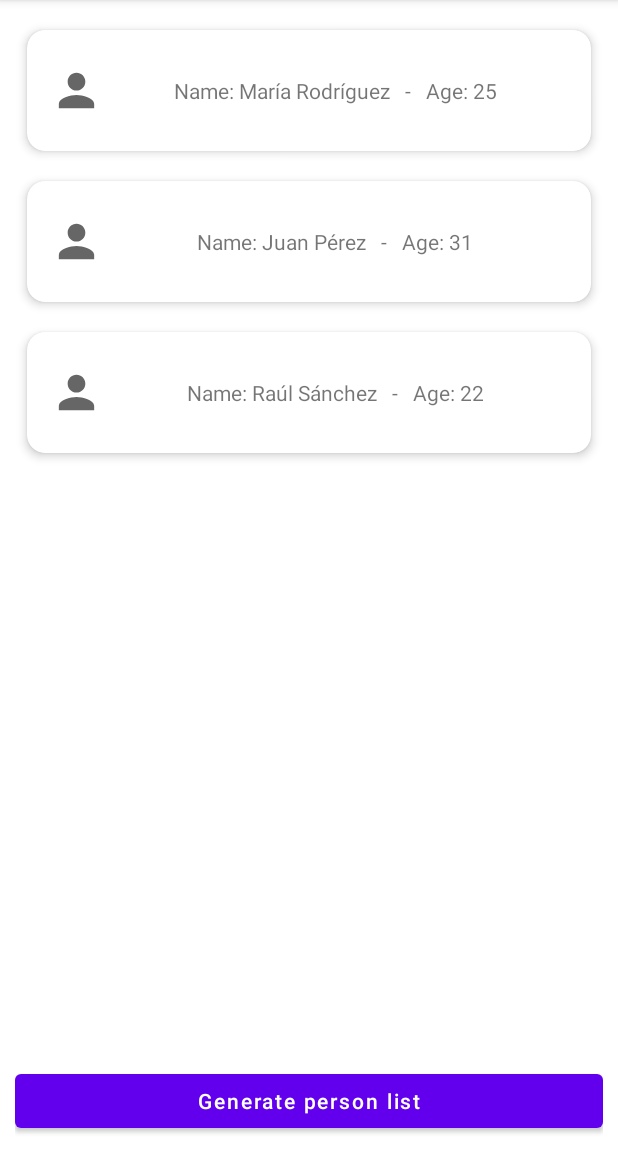
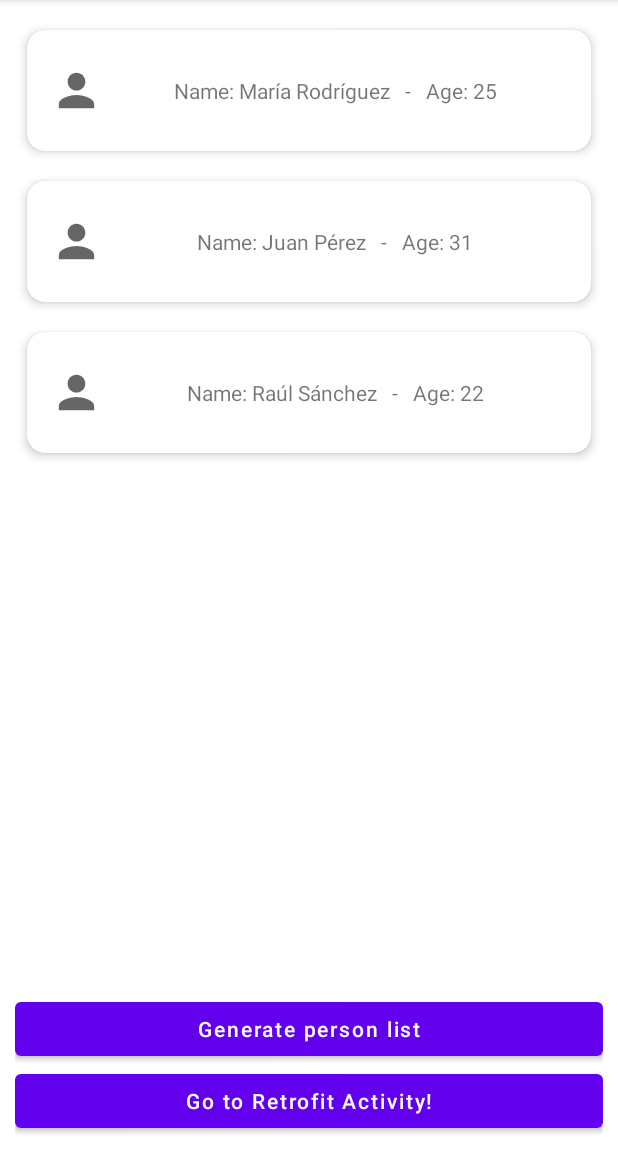
Before and after one commit to yordimontero/JavaExample, an Android app: the screen it shows after launch (MainActivity), after a tap on "Generate person list", on a phone screen of 412 x 824 dp, the part 84-1236 px from its top. Run offline under Robolectric (Android 15) with nearby library versions, the phone set to English and light mode, and no system bars.

Commit message:
Implementacion de Retrofit.

```diff
--- a/app/build.gradle
+++ b/app/build.gradle
@@ -42,6 +42,11 @@ dependencies {
     // LiveData:
     implementation("androidx.lifecycle:lifecycle-livedata:2.4.0")
 
+    // Retrofit:
+    implementation 'com.squareup.retrofit2:retrofit:2.9.0'
+    implementation 'com.google.code.gson:gson:2.8.6'
+    implementation 'com.squareup.retrofit2:converter-gson:2.9.0'
+
     testImplementation 'junit:junit:4.+'
     androidTestImplementation 'androidx.test.ext:junit:1.1.3'
     androidTestImplementation 'androidx.test.espresso:espresso-core:3.4.0'
--- /dev/null
+++ b/app/src/main/java/com/example/javaexample/application/AppConstants.java
@@ -0,0 +1,5 @@
+package com.example.javaexample.application;
+
+public class AppConstants {
+    public static final String BASE_URL = "https://jsonplaceholder.typicode.com/";
+}
--- a/app/src/main/java/com/example/javaexample/application/MainActivity.java
+++ b/app/src/main/java/com/example/javaexample/application/MainActivity.java
@@ -4,6 +4,7 @@ import androidx.appcompat.app.AppCompatActivity;
 import androidx.lifecycle.Observer;
 import androidx.lifecycle.ViewModelProvider;
 
+import android.content.Intent;
 import android.os.Bundle;
 import android.view.LayoutInflater;
 import android.view.View;
@@ -16,6 +17,7 @@ import com.example.javaexample.data.model.Person;
 import com.example.javaexample.domain.person.PersonUseCaseImpl;
 import com.example.javaexample.presentation.person.PersonViewModel;
 import com.example.javaexample.presentation.person.PersonViewModelFactory;
+import com.example.javaexample.ui.retrofit.RetrofitDataActivity;
 
 import java.util.List;
 
@@ -32,7 +34,8 @@ public class MainActivity extends AppCompatActivity
         binding = ActivityMainBinding.inflate(LayoutInflater.from(this));
         setContentView(binding.getRoot());
 
-        binding.btnTest.setOnClickListener(this);
+        binding.btnGeneratePersonList.setOnClickListener(this);
+        binding.btnGoToRetrofitActivity.setOnClickListener(this);
 
         // Instanciando ViewModel:
         viewModel = new ViewModelProvider(
@@ -51,12 +54,18 @@ public class MainActivity extends AppCompatActivity
         /*
             Interfaz para el manejo de clicks en componentes XML.
         */
-        if (binding.btnTest.equals(view)) {
+        if (binding.btnGeneratePersonList.equals(view)) {
             getPersonListObserver();
             return;
         }
 
+        if (binding.btnGoToRetrofitActivity.equals(view)) {
+            goToRetrofitActivity();
+        }
+
     }
+
+
 
     private void getPersonListObserver() {
         /*
@@ -76,6 +85,11 @@ public class MainActivity extends AppCompatActivity
         binding.rvNumbers.setAdapter(adapter);
     }
 
+    private void goToRetrofitActivity() {
+        Intent intent = new Intent(this, RetrofitDataActivity.class);
+        startActivity(intent);
+    }
+
     @Override
     public void onPersonClickListener(Person person) {
         /*
--- a/app/src/main/res/layout/activity_main.xml
+++ b/app/src/main/res/layout/activity_main.xml
@@ -21,10 +21,20 @@
         tools:listitem="@layout/recyclerview_item_row" />
 
     <Button
-        android:id="@+id/btn_test"
+        android:id="@+id/btn_generate_person_list"
         android:layout_width="match_parent"
         android:layout_height="wrap_content"
         android:text="Generate person list"
+        android:textAllCaps="false"
+        app:layout_constraintBottom_toTopOf="@+id/btn_go_to_retrofit_activity"
+        app:layout_constraintEnd_toEndOf="parent"
+        app:layout_constraintStart_toStartOf="parent" />
+
+    <Button
+        android:id="@+id/btn_go_to_retrofit_activity"
+        android:layout_width="match_parent"
+        android:layout_height="wrap_content"
+        android:text="Go to Retrofit Activity!"
         android:textAllCaps="false"
         app:layout_constraintBottom_toBottomOf="parent"
         app:layout_constraintEnd_toEndOf="parent"
```
Also changed, not shown: app/src/main/AndroidManifest.xml (+8 -2 lines), app/src/main/java/com/example/javaexample/data/model/Post.java (added, +25 -0 lines), app/src/main/java/com/example/javaexample/data/post/PostDataSource.java (added, +11 -0 lines), app/src/main/java/com/example/javaexample/data/post/PostDataSourceImpl.java (added, +21 -0 lines), app/src/main/java/com/example/javaexample/data/webservice/RetrofitClient.java (added, +29 -0 lines), app/src/main/java/com/example/javaexample/data/webservice/WebService.java (added, +13 -0 lines), app/src/main/java/com/example/javaexample/domain/post/PostUseCase.java (added, +11 -0 lines), app/src/main/java/com/example/javaexample/domain/post/PostUseCaseImpl.java (added, +22 -0 lines), app/src/main/java/com/example/javaexample/presentation/post/PostViewModel.java (added, +28 -0 lines), app/src/main/java/com/example/javaexample/presentation/post/PostViewModelFactory.java (added, +23 -0 lines), app/src/main/java/com/example/javaexample/ui/retrofit/RetrofitDataActivity.java (added, +93 -0 lines), app/src/main/res/layout/activity_retrofit_data.xml (added, +9 -0 lines).
